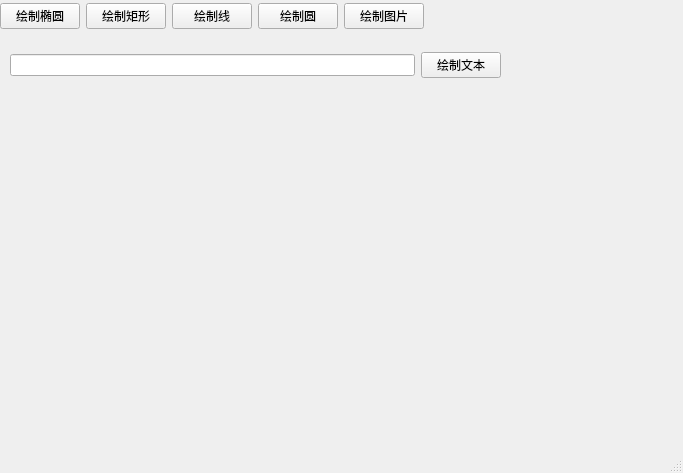
Old version of the form QtDrawImage/mainwindow.ui in the repository kuangye429/MasterForQtProject.
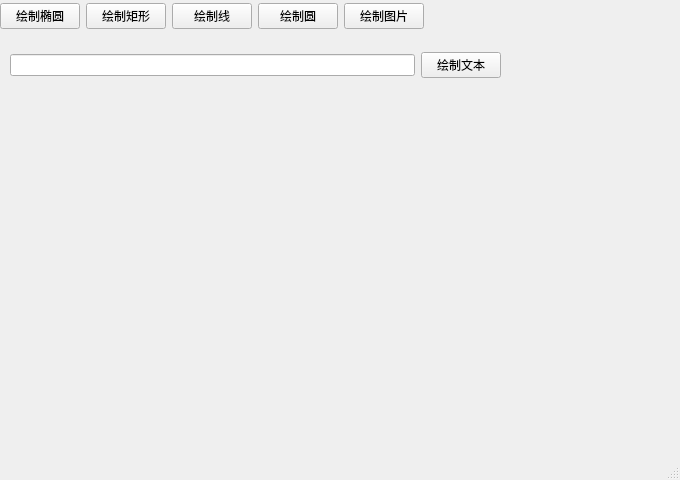
New version of the form.

The edit to the form file:
```diff
--- a/QtDrawImage/mainwindow.ui
+++ b/QtDrawImage/mainwindow.ui
@@ -6,10 +6,16 @@
    <rect>
     <x>0</x>
     <y>0</y>
-    <width>683</width>
-    <height>473</height>
+    <width>680</width>
+    <height>480</height>
    </rect>
   </property>
+  <property name="minimumSize">
+   <size>
+    <width>680</width>
+    <height>480</height>
+   </size>
+  </property>
   <property name="windowTitle">
    <string>MainWindow</string>
   </property>
```
Left out of the diff: 2 changed lines with no effect on the pictures.
